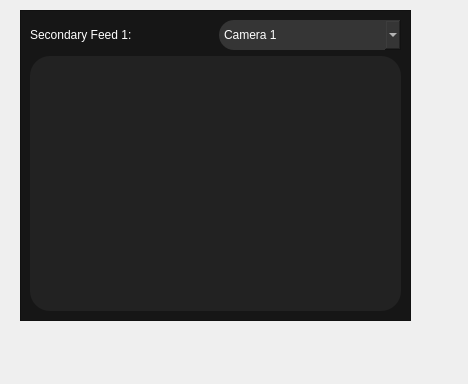
Above: control_panel_section_widgets/feed.ui from itumtalaiteam/Denizalti before the change. Below: the same form after it.
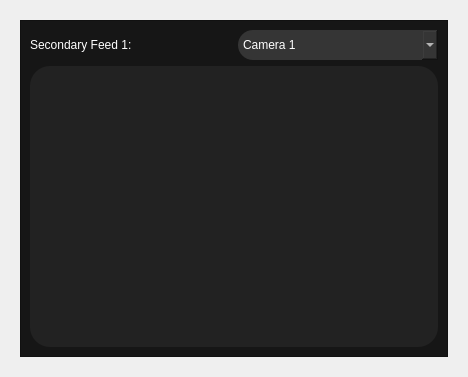
That is the form after the change. Icons and pictures are not drawn.

Patch:
```diff
--- a/control_panel_section_widgets/feed.ui
+++ b/control_panel_section_widgets/feed.ui
@@ -7,22 +7,16 @@
     <x>0</x>
     <y>0</y>
     <width>468</width>
-    <height>384</height>
+    <height>377</height>
    </rect>
   </property>
   <property name="windowTitle">
    <string>Form</string>
   </property>
+  <layout class="QVBoxLayout" name="verticalLayout_4">
+   <item>
   <widget class="QWidget" name="cpanel_sec_cam_feed_widget" native="true">
-   <property name="geometry">
-    <rect>
-     <x>20</x>
-     <y>10</y>
-     <width>391</width>
-     <height>311</height>
-    </rect>
-   </property>
-   <layout class="QVBoxLayout" name="verticalLayout_2">
+     <layout class="QVBoxLayout" name="verticalLayout_3">
     <item>
      <widget class="QFrame" name="cpanel_sec_cam_feed_1">
       <property name="styleSheet">
@@ -36,9 +30,18 @@
       <property name="frameShadow">
        <enum>QFrame::Raised</enum>
       </property>
-      <layout class="QVBoxLayout" name="verticalLayout">
+        <layout class="QVBoxLayout" name="verticalLayout_2">
        <item>
-        <layout class="QHBoxLayout" name="horizontalLayout">
+          <layout class="QHBoxLayout" name="horizontalLayout" stretch="0,0">
+           <property name="spacing">
+            <number>7</number>
+           </property>
+           <property name="leftMargin">
+            <number>0</number>
+           </property>
+           <property name="rightMargin">
+            <number>0</number>
+           </property>
          <item>
           <widget class="QLabel" name="cpanel_label_cam_feed">
            <property name="styleSheet">
@@ -47,6 +50,9 @@
            <property name="text">
             <string>Secondary Feed 1:</string>
            </property>
+             <property name="alignment">
+              <set>Qt::AlignLeading|Qt::AlignLeft|Qt::AlignVCenter</set>
+             </property>
           </widget>
          </item>
          <item>
@@ -114,7 +120,7 @@
          <property name="frameShadow">
           <enum>QFrame::Raised</enum>
          </property>
-         <layout class="QHBoxLayout" name="horizontalLayout_2">
+           <layout class="QVBoxLayout" name="verticalLayout">
           <item>
            <widget class="QLabel" name="cpanel_label_output_cam">
             <property name="sizePolicy">
@@ -142,6 +148,8 @@
     </item>
    </layout>
   </widget>
+   </item>
+  </layout>
  </widget>
  <resources/>
  <connections/>
```
Lines whose indentation alone changed are shown as unchanged.
